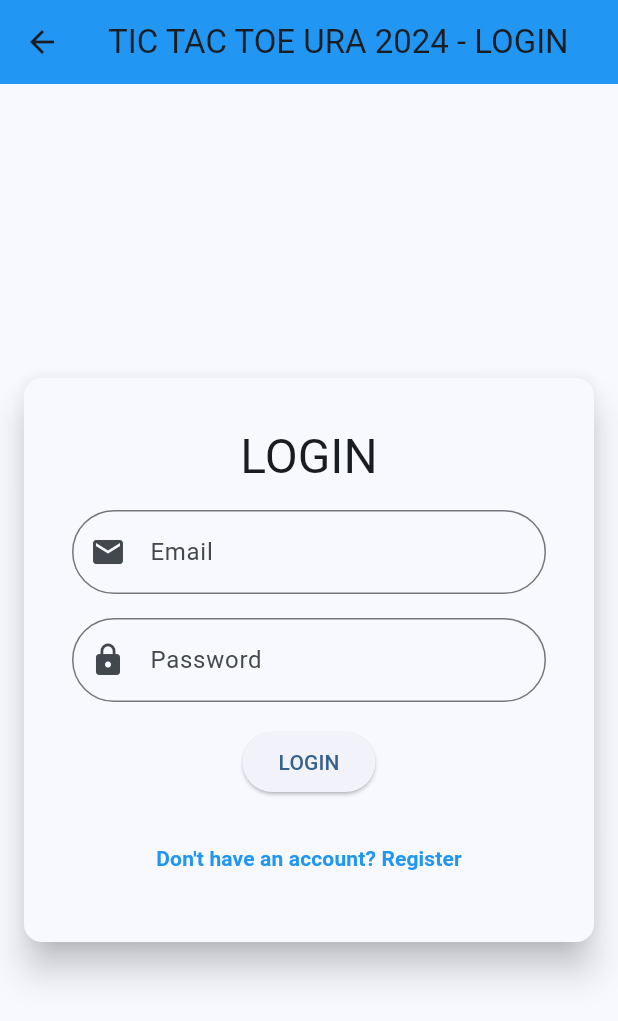
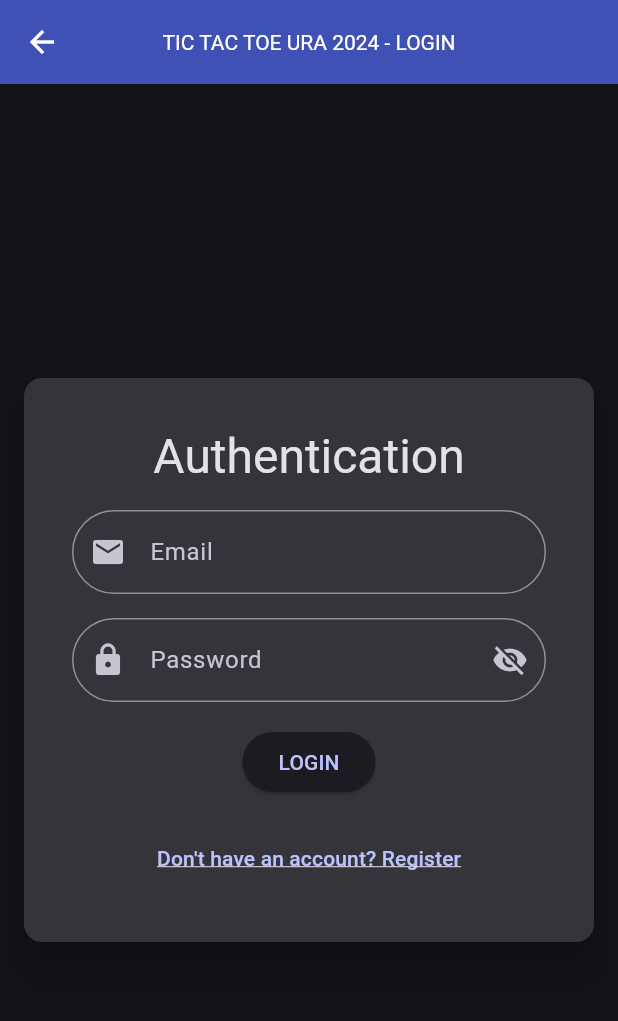
Before and after one commit to dragospaulpop-teach/flutter-tic-tac-toe, a Flutter app: the screen it shows after launch, after a tap on "Go to LogIn", on a phone screen of 412 x 824 dp. Shown: the top 1021 px of the screen. Run offline on Flutter 3.47's test engine with Material 3 defaults, Android fonts, the phone set to English and light mode, and no system bars; our stand-ins replace firebase_auth, firebase_core; accounts and stored records are empty; generated files the repository leaves out were written again.

```diff
--- a/lib/login_form.dart
+++ b/lib/login_form.dart
@@ -1,19 +1,57 @@
 import 'package:firebase_auth/firebase_auth.dart';
 import 'package:flutter/material.dart';
 
-class SignInForm extends StatelessWidget {
+class SignInForm extends StatefulWidget {
   SignInForm({super.key});
 
+  @override
+  State<SignInForm> createState() => _SignInFormState();
+}
+
+class _SignInFormState extends State<SignInForm> {
   final GlobalKey<FormState> _formKey = GlobalKey<FormState>();
+
   final emailController = TextEditingController();
+
   final passwordController = TextEditingController();
 
+  String emailError = '';
+  String passwordError = '';
+  String otherError = '';
+  bool isLoading = false;
+  bool passwordVisible = false;
+
   void login(BuildContext context) async {
+    setState(() {
+      emailError = '';
+      passwordError = '';
+      otherError = '';
+      isLoading = true;
+      passwordVisible = false;
+    });
+    if (!_formKey.currentState!.validate()) {
+      setState(() {
+        isLoading = false;
+      });
+      return;
+    }
+
     try {
       await FirebaseAuth.instance.signInWithEmailAndPassword(
           email: emailController.text, password: passwordController.text);
     } on FirebaseAuthException catch (err) {
       if (!context.mounted) return;
+
+      setState(() {
+        emailError = err.code == 'invalid-email' ? err.message! : '';
+        passwordError = err.code == 'wrong-password' ? err.message! : '';
+        otherError = ['invalid-email', 'wrong-password'].contains(err.code)
+            ? ''
+            : err.message!;
+        isLoading = false;
+        _formKey.currentState!.validate();
+      });
+
       ScaffoldMessenger.of(context).showSnackBar(SnackBar(
           backgroundColor: Theme.of(context).colorScheme.errorContainer,
           content: Text(err.message!,
@@ -32,7 +70,7 @@ class SignInForm extends StatelessWidget {
         body: Center(
           child: Card(
             elevation: 10,
-            color: Theme.of(context).colorScheme.surface,
+            color: Theme.of(context).colorScheme.surfaceContainerHighest,
             borderOnForeground: true,
             margin: const EdgeInsets.all(16),
             child: Padding(
@@ -45,10 +83,19 @@ class SignInForm extends StatelessWidget {
                       mainAxisSize: MainAxisSize.min,
                       mainAxisAlignment: MainAxisAlignment.center,
                       children: [
-                        Text('LOGIN',
+                        Text('Authentication',
                             style: Theme.of(context).textTheme.headlineLarge),
                         const SizedBox(height: 16),
                         TextFormField(
+                          validator: (value) {
+                            if (value == null || value.isEmpty) {
+                              return 'Email is required';
+                            }
+                            if (emailError.isNotEmpty) {
+                              return emailError;
+                            }
+                            return null;
+                          },
                           controller: emailController,
                           decoration: const InputDecoration(
                             prefixIcon: Icon(Icons.email),
@@ -64,12 +111,31 @@ class SignInForm extends StatelessWidget {
                           height: 16,
                         ),
                         TextFormField(
+                          validator: (value) {
+                            if (value == null || value.isEmpty) {
+                              return 'Password is required';
+                            }
+                            if (passwordError.isNotEmpty) {
+                              return passwordError;
+                            }
+                            return null;
+                          },
                           controller: passwordController,
-                          obscureText: true,
-                          decoration: const InputDecoration(
-                            prefixIcon: Icon(Icons.lock),
+                          obscureText: !passwordVisible,
+                          decoration: InputDecoration(
+                            prefixIcon: const Icon(Icons.lock),
+                            suffixIcon: IconButton(
+                              onPressed: () {
+                                setState(() {
+                                  passwordVisible = !passwordVisible;
+                                });
+                              },
+                              icon: Icon(passwordVisible
+                                  ? Icons.visibility
+                                  : Icons.visibility_off),
+                            ),
                             labelText: 'Password',
-                            border: OutlineInputBorder(
+                            border: const OutlineInputBorder(
                               borderRadius: BorderRadius.all(
                                 Radius.circular(100.0),
                               ),
@@ -77,19 +143,35 @@ class SignInForm extends StatelessWidget {
                           ),
                         ),
                         const SizedBox(height: 16),
-                        ElevatedButton(
-                            onPressed: () => login(context),
-                            child: const Text("LOGIN")),
+                        otherError.isNotEmpty
+                            ? Text(otherError,
+                                style: Theme.of(context)
+                                    .textTheme
+                                    .bodyMedium
+                                    ?.copyWith(
+                                      color:
+                                          Theme.of(context).colorScheme.error,
+                                    ))
+                            : const SizedBox.shrink(),
+                        ElevatedButton.icon(
+                            icon: isLoading
+                                ? const SizedBox(
+                                    width: 16,
+                                    height: 16,
+                                    child: CircularProgressIndicator())
+                                : null,
+                            onPressed: isLoading ? null : () => login(context),
+                            label: const Text("LOGIN")),
                         const SizedBox(height: 16),
                         TextButton(
                             onPressed: () {
                               Navigator.pushNamed(context, '/register');
                             },
-                            child: const Text(
-                                'Don\'t have an account? Register',
+                            child: Text('Don\'t have an account? Register',
                                 style: TextStyle(
-                                    color: Colors.blue,
-                                    fontWeight: FontWeight.bold)))
+                                    color:
+                                        Theme.of(context).colorScheme.primary,
+                                    decoration: TextDecoration.underline)))
                       ],
                     ),
                   )),
--- a/lib/main.dart
+++ b/lib/main.dart
@@ -54,18 +54,28 @@ class _MainAppState extends State<MainApp> {
           colorScheme: ColorScheme.fromSeed(seedColor: Colors.blue),
           appBarTheme: const AppBarTheme(
             backgroundColor: Colors.blue,
+            titleTextStyle: TextStyle(
+              color: Colors.white,
+            ),
+            centerTitle: true,
+            iconTheme: IconThemeData(color: Colors.white),
           ),
         ),
         darkTheme: ThemeData(
           colorScheme: ColorScheme.fromSeed(
-              seedColor: Colors.red, brightness: Brightness.dark),
+              seedColor: Colors.indigo, brightness: Brightness.dark),
           brightness: Brightness.dark,
           useMaterial3: true,
           appBarTheme: const AppBarTheme(
-            backgroundColor: Colors.red,
+            backgroundColor: Colors.indigo,
+            titleTextStyle: TextStyle(
+              color: Colors.white,
+            ),
+            centerTitle: true,
+            iconTheme: IconThemeData(color: Colors.white),
           ),
         ),
-        themeMode: ThemeMode.light,
+        themeMode: ThemeMode.dark,
         initialRoute: '/',
         navigatorKey: navigatorKey,
         routes: {
```
